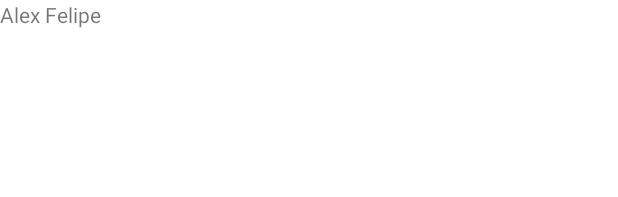
After one commit to stefanopaulo/app-de-agenda-android, an Android app: the layout activity_main.xml on its own in the app's theme, with its tools: preview values and no code run, on a phone screen of 412 x 824 dp. The commit adds this screen. Shown: the top 197 px of the screen. Run offline under Robolectric (Android 15) with nearby library versions, the phone set to English and light mode, and no system bars.

Commit message:
implementando o layout da activity

```diff
--- a/app/src/main/java/com/app/agenda/MainActivity.java
+++ b/app/src/main/java/com/app/agenda/MainActivity.java
@@ -2,6 +2,7 @@ package com.app.agenda;
 
 import android.app.Activity;
 import android.os.Bundle;
+import android.widget.TextView;
 import android.widget.Toast;
 
 import androidx.annotation.Nullable;
@@ -10,7 +11,6 @@ public class MainActivity extends Activity {
     @Override
     protected void onCreate(@Nullable Bundle savedInstanceState) {
         super.onCreate(savedInstanceState);
-
-        Toast.makeText(this, "Stefano Paulo", Toast.LENGTH_LONG).show();
+        setContentView(R.layout.activity_main);
     }
 }
--- /dev/null
+++ b/app/src/main/res/layout/activity_main.xml
@@ -0,0 +1,11 @@
+<?xml version="1.0" encoding="utf-8"?>
+<LinearLayout xmlns:android="http://schemas.android.com/apk/res/android"
+    android:orientation="vertical" android:layout_width="match_parent"
+    android:layout_height="match_parent">
+
+    <TextView
+        android:id="@+id/textView"
+        android:layout_width="match_parent"
+        android:layout_height="wrap_content"
+        android:text="Alex Felipe" />
+</LinearLayout>
```
